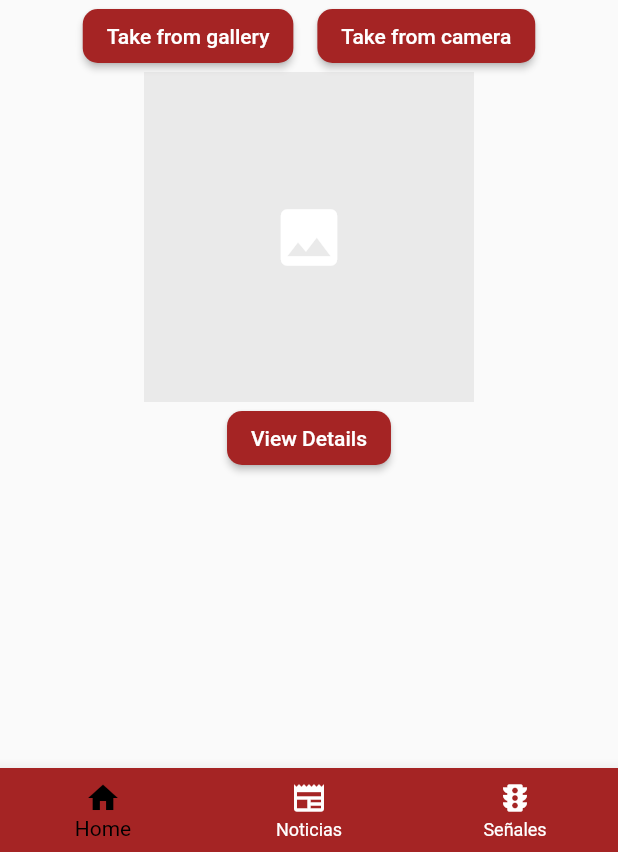
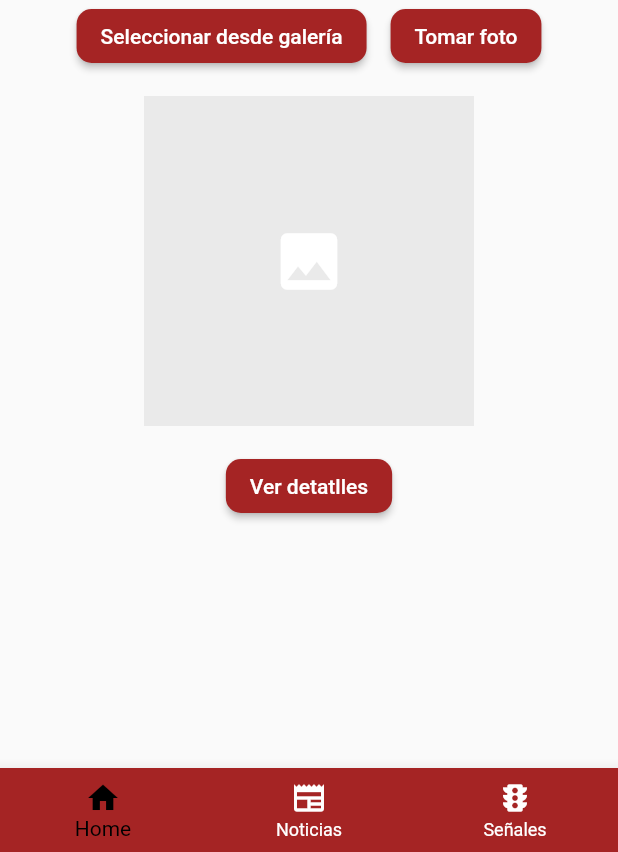
Before and after one commit to gvraul8/signalscan, a Flutter app: the screen it shows after launch, on a phone screen of 412 x 824 dp, the part 384-1236 px from its top. Run offline on Flutter 3.47's test engine with Material 2 defaults, Android fonts, the phone set to English and light mode, and no system bars; our stand-ins replace image_picker.

Commit message:
Translate to Spanish bottom

```diff
--- a/lib/pages/home_page.dart
+++ b/lib/pages/home_page.dart
@@ -49,7 +49,7 @@
                   borderRadius: BorderRadius.circular(10),
                 ),
                 child: const Text(
-                  "Take from gallery",
+                  "Seleccionar desde galería",
                   style: TextStyle(
                     color: Colors.white,
                   ),
@@ -65,7 +65,7 @@
                   borderRadius: BorderRadius.circular(10),
                 ),
                 child: const Text(
-                  "Take from camera",
+                  "Tomar foto",
                   style: TextStyle(
                     color: Colors.white,
                   ),
@@ -74,6 +74,7 @@
             ],
           ),
           Container(
+            margin: const EdgeInsets.all(16),
             width:
                 file == null ? 220.0 : MediaQuery.of(context).size.width * 0.8,
             height: file == null ? 220.0 : null,
@@ -137,7 +138,7 @@
             child: isLoading
                 ? const CircularProgressIndicator()
                 : const Text(
-                    "View Details",
+                    "Ver detatlles",
                     style: TextStyle(
                       color: Colors.white,
                     ),
```
